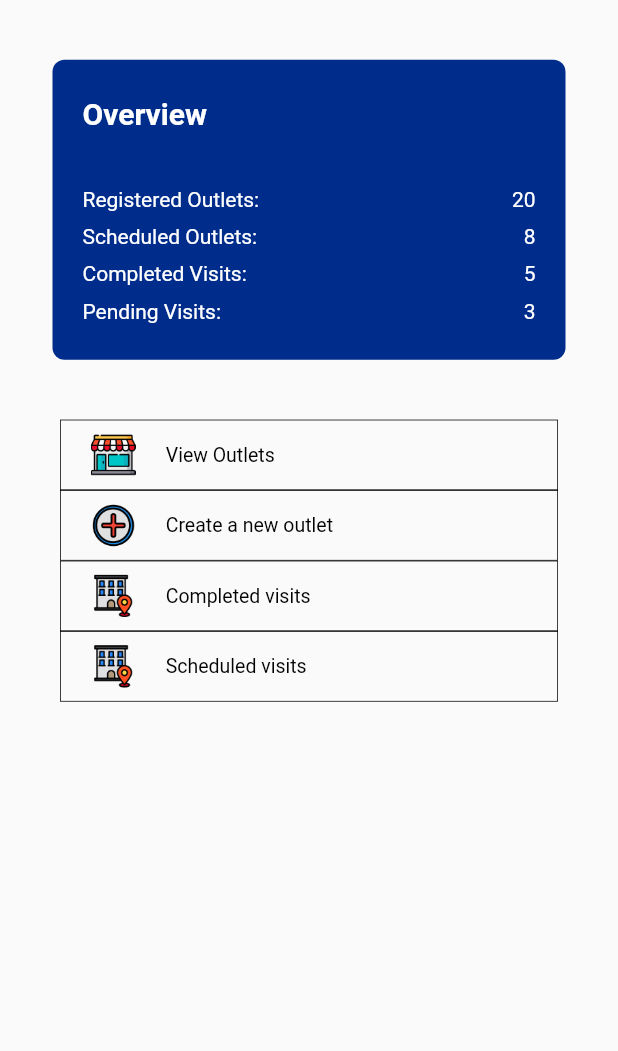
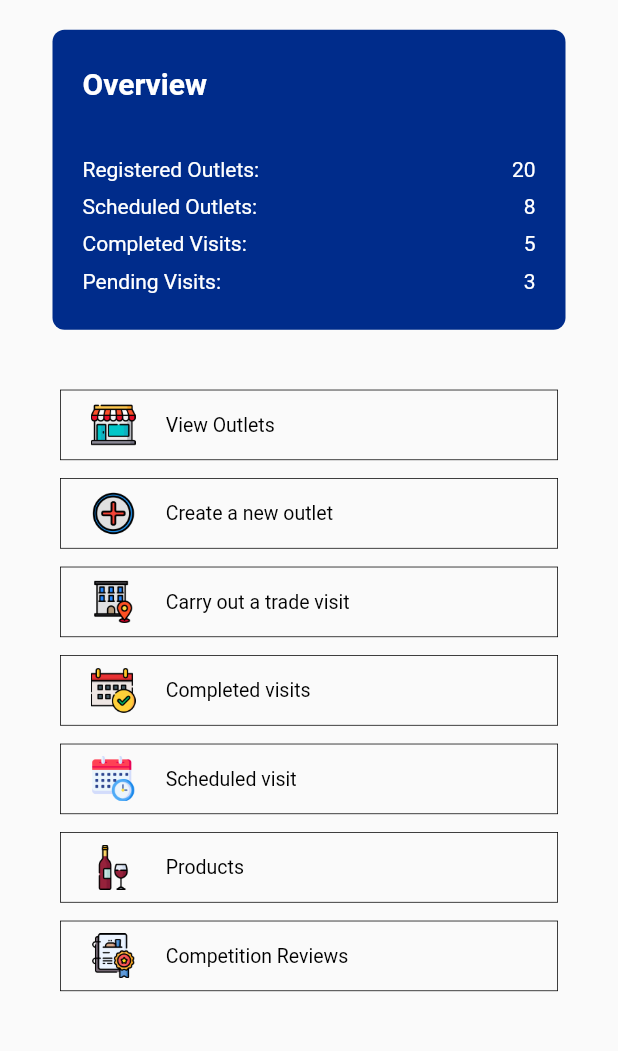
Before and after one commit to ObiVictorChibuike/Dexter_customer, a Flutter app: the HomePage screen opened directly, on a phone screen of 412 x 824 dp, the part 95-1146 px from its top. Run offline on Flutter 3.47's test engine with Material 2 defaults, Android fonts, the phone set to English and light mode, and no system bars; Roboto replaces fonts that are missing (neueplak).

Commit message:
first commit

```diff
--- /dev/null
+++ b/lib/features/home/widgets/app_action.dart
@@ -0,0 +1,33 @@
+import 'package:flutter/material.dart';
+import 'package:nettapp/core/widgets/text_widget.dart';
+
+class AppAction extends StatelessWidget {
+  const AppAction({super.key, required this.image, required this.label});
+  final String image;
+  final String label;
+  @override
+  Widget build(BuildContext context) {
+    return Padding(
+      padding: const EdgeInsets.only(bottom: 12.0),
+      child: Container(
+        padding: const EdgeInsets.symmetric(vertical: 8, horizontal: 20),
+        decoration: BoxDecoration(border: Border.all(width: .5)),
+        child: Row(
+          children: [
+            Image.asset(
+              "assets/images/$image.png",
+              width: 30,
+            ),
+            const SizedBox(
+              width: 20,
+            ),
+            TextWidget(
+              text: label,
+              fontSize: 13,
+            )
+          ],
+        ),
+      ),
+    );
+  }
+}
--- /dev/null
+++ b/lib/features/home/widgets/app_actions.dart
@@ -0,0 +1,45 @@
+import 'package:flutter/material.dart';
+import 'package:nettapp/features/home/widgets/app_action.dart';
+
+class AppActions extends StatelessWidget {
+  const AppActions({super.key});
+
+  @override
+  Widget build(BuildContext context) {
+    return const Padding(
+      padding: EdgeInsets.symmetric(horizontal: 20.0, vertical: 20),
+      child: Column(
+        children: [
+          AppAction(
+            image: "store",
+            label: "View Outlets",
+          ),
+          AppAction(
+            image: "add",
+            label: "Create a new outlet",
+          ),
+          AppAction(
+            image: "outlet",
+            label: "Carry out a trade visit",
+          ),
+          AppAction(
+            image: "done",
+            label: "Completed visits",
+          ),
+          AppAction(
+            image: "schedule",
+            label: "Scheduled visit",
+          ),
+          AppAction(
+            image: "products",
+            label: "Products",
+          ),
+          AppAction(
+            image: "competition",
+            label: "Competition Reviews",
+          ),
+        ],
+      ),
+    );
+  }
+}
--- a/lib/features/home/widgets/home_page.dart
+++ b/lib/features/home/widgets/home_page.dart
@@ -1,5 +1,6 @@
 import 'package:flutter/material.dart';
 import 'package:nettapp/core/widgets/text_widget.dart';
+import 'package:nettapp/features/home/widgets/app_actions.dart';
 import 'package:nettapp/features/auth/widgets/app_bar_row.dart';
 import 'package:nettapp/features/home/widgets/summary_view.dart';
 
@@ -22,73 +23,15 @@ class HomePage extends StatelessWidget {
                 ),
               ),
             ),
-            const SizedBox(
-              height: 20,
-            ),
-            const SummaryView(),
-            const AppActions()
+            Expanded(
+              child: ListView(
+                padding: const EdgeInsets.all(0),
+                children: const [SummaryView(), AppActions()],
+              ),
+            )
           ],
         ),
       ),
     );
   }
 }
-
-class AppActions extends StatelessWidget {
-  const AppActions({super.key});
-
-  @override
-  Widget build(BuildContext context) {
-    return const Padding(
-      padding: EdgeInsets.symmetric(horizontal: 20.0, vertical: 20),
-      child: Column(
-        children: [
-          Action(
-            image: "store",
-            label: "View Outlets",
-          ),
-          Action(
-            image: "add",
-            label: "Create a new outlet",
-          ),
-          Action(
-            image: "outlet",
-            label: "Completed visits",
-          ),
-          Action(
-            image: "outlet",
-            label: "Scheduled visits",
-          ),
-        ],
-      ),
-    );
-  }
-}
-
-class Action extends StatelessWidget {
-  const Action({super.key, required this.image, required this.label});
-  final String image;
-  final String label;
-  @override
-  Widget build(BuildContext context) {
-    return Container(
-      padding: const EdgeInsets.symmetric(vertical: 8, horizontal: 20),
-      decoration: BoxDecoration(border: Border.all(width: .5)),
-      child: Row(
-        children: [
-          Image.asset(
-            "assets/images/$image.png",
-            width: 30,
-          ),
-          const SizedBox(
-            width: 20,
-          ),
-          TextWidget(
-            text: label,
-            fontSize: 13,
-          )
-        ],
-      ),
-    );
-  }
-}
```
Also changed, not shown: assets/images/competition.png (added), assets/images/done.png (added), assets/images/products.png (added), assets/images/schedule.png (added).
